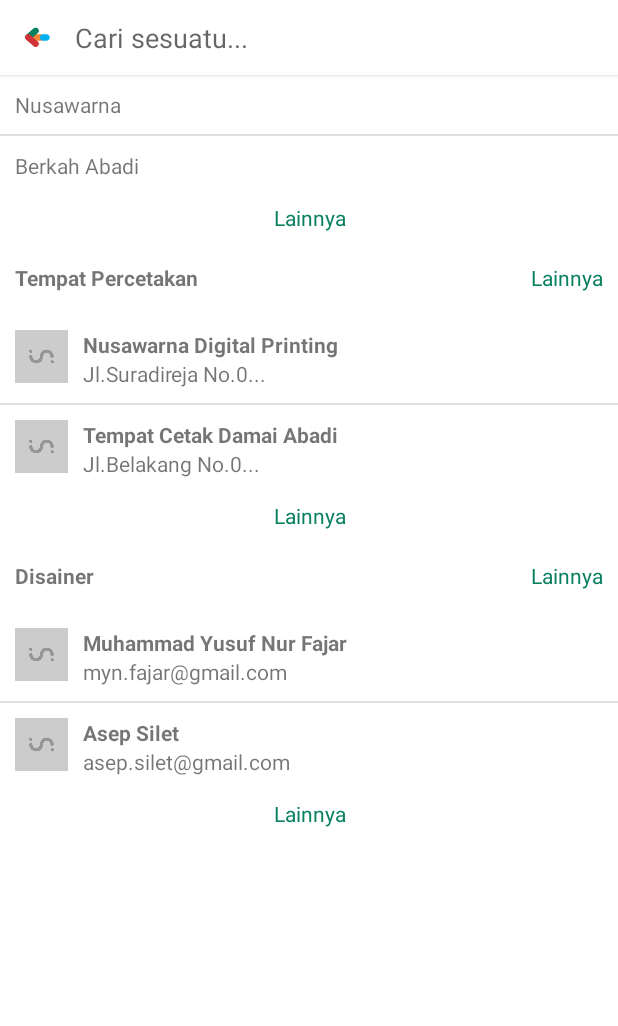
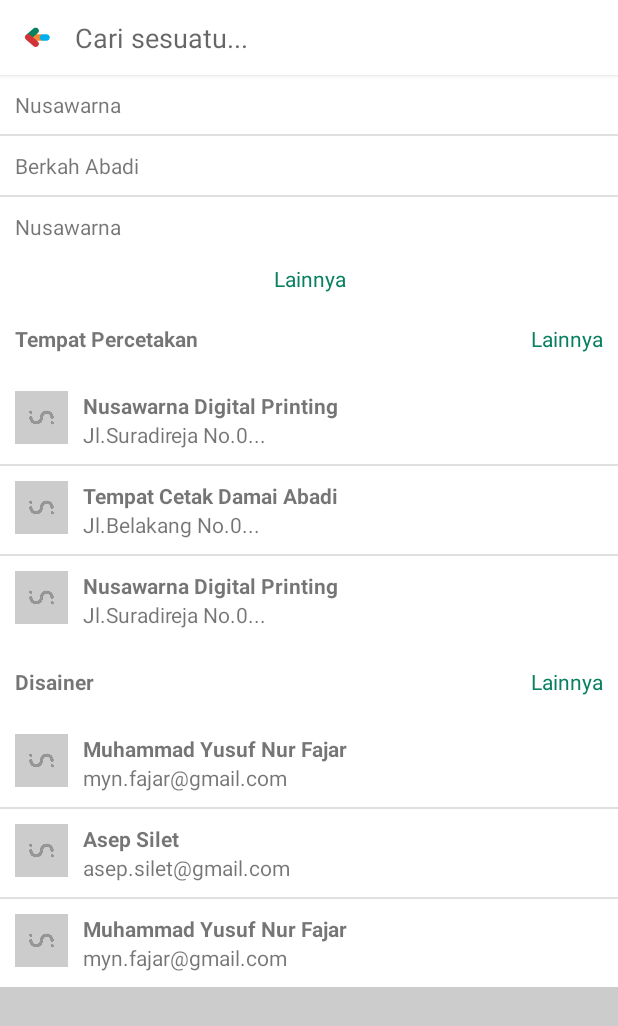
Before and after one commit to jar00t/Inharmonia, an Android app: the SearchActivity screen opened directly, with no data from a screen before it, on a phone screen of 412 x 824 dp. Shown: the top 1026 px of the screen. Run offline under Robolectric (Android 15) with nearby library versions, the phone set to English and light mode, and no system bars.

Commit message:
first commit

```diff
--- a/app/src/main/java/id/inharmonia/app/SearchActivity.java
+++ b/app/src/main/java/id/inharmonia/app/SearchActivity.java
@@ -5,10 +5,13 @@ import android.support.v7.app.AppCompatActivity;
 import android.text.Editable;
 import android.text.TextWatcher;
 import android.view.View;
+import android.view.ViewGroup;
 import android.widget.ArrayAdapter;
 import android.widget.EditText;
 import android.widget.ImageView;
+import android.widget.ListAdapter;
 import android.widget.ListView;
+import android.widget.TextView;
 
 import java.util.ArrayList;
 
@@ -20,6 +23,9 @@ public class SearchActivity extends AppCompatActivity {
     ListView mKeywordList;
     ListView mStoreList;
     ListView mDesignerList;
+    TextView mKeywordListMore;
+    TextView mStoreListMore;
+    TextView mDesignerListMore;
 
     @Override
     protected void onCreate(Bundle savedInstanceState) {
@@ -27,10 +33,6 @@ public class SearchActivity extends AppCompatActivity {
         setContentView(R.layout.activity_search);
 
         mBackButton = findViewById(R.id.ivBackButton);
-        mClearButton = findViewById(R.id.ivClearButton);
-        mSearchInput = findViewById(R.id.etSearchInput);
-        mKeywordList = (ListView) findViewById(R.id.lvKeywordList);
-
         mBackButton.setOnClickListener(new View.OnClickListener() {
             @Override
             public void onClick(View v) {
@@ -38,6 +40,7 @@ public class SearchActivity extends AppCompatActivity {
             }
         });
 
+        mSearchInput = findViewById(R.id.etSearchInput);
         mSearchInput.addTextChangedListener(new TextWatcher() {
             @Override
             public void beforeTextChanged(CharSequence s, int start, int count, int after) {
@@ -59,6 +62,7 @@ public class SearchActivity extends AppCompatActivity {
             }
         });
 
+        mClearButton = findViewById(R.id.ivClearButton);
         mClearButton.setOnClickListener(new View.OnClickListener() {
             @Override
             public void onClick(View v) {
@@ -66,35 +70,78 @@ public class SearchActivity extends AppCompatActivity {
             }
         });
 
-        String[] keywords = new String[] {
+        setList();
+    }
+
+    public void setList() {
+        String[] keywordList = new String[] {
                 "Nusawarna",
-                "Berkah Abadi"
+                "Berkah Abadi",
+                "Nusawarna"
+        };
+        String[] storeList = new String[] {
+                "in_blank_square/Nusawarna Digital Printing/Jl.Suradireja No.0...",
+                "in_blank_square/Tempat Cetak Damai Abadi/Jl.Belakang No.0...",
+                "in_blank_square/Nusawarna Digital Printing/Jl.Suradireja No.0..."
+        };
+        String[] designerList = new String[] {
+                "in_blank_square/Muhammad Yusuf Nur Fajar/myn.fajar@gmail.com",
+                "in_blank_square/Asep Silet/asep.silet@gmail.com",
+                "in_blank_square/Muhammad Yusuf Nur Fajar/myn.fajar@gmail.com"
         };
 
-        ArrayAdapter<String> adapter = new ArrayAdapter<String>(this, R.layout.lv_text_item_row, R.id.tvTitle, keywords);
+        if (keywordList.length != 0) { setKeywordList(keywordList); }
+        if (storeList.length != 0) { setStoreList(storeList); }
+        if (designerList.length != 0) { setDesignerList(designerList); }
+    }
+
+    public void setKeywordList(String[] mList) {
+        mKeywordList = findViewById(R.id.lvKeywordList);
+        ArrayAdapter<String> adapter = new ArrayAdapter<>(this, R.layout.lv_text_item_row, R.id.tvTitle, mList);
         mKeywordList.setAdapter(adapter);
-        mKeywordList.setScrollContainer(false);
+        setDynamicHeight(mKeywordList);
+    }
 
-        mStoreList = (ListView) findViewById(R.id.lvStoreList);
+    public void setStoreList(String[] mList) {
+        ArrayList<ImageTextSubList> nList = new ArrayList<>();
+        for(int i = 0; i< mList.length; i++){
+            String[] cList = mList[i].split("/");
+            nList.add(new ImageTextSubList(getResources().getIdentifier(cList[0],"drawable", getPackageName()), cList[1], cList[2]));
+        }
+        mStoreList = findViewById(R.id.lvStoreList);
+        ImageTextSubListAdapter mImageTextSubListAdapter = new ImageTextSubListAdapter(this, nList);
+        mStoreList.setAdapter(mImageTextSubListAdapter);
+        setDynamicHeight(mStoreList);
+    }
 
-        ArrayList<ImageTextSubList> mList = new ArrayList<>();
-        mList.add(new ImageTextSubList(R.drawable.in_blank_square, "Nusawarna Digital Printing" , "Jl.Suradireja No.0..."));
-        mList.add(new ImageTextSubList(R.drawable.in_blank_square, "Tempat Cetak Damai Abadi" , "Jl.Belakang No.0..."));
+    public void setDesignerList(String[] mList) {
+        ArrayList<ImageTextSubList> nList = new ArrayList<>();
+        for(int i = 0; i< mList.length; i++){
+            String[] cList = mList[i].split("/");
+            nList.add(new ImageTextSubList(getResources().getIdentifier(cList[0],"drawable", getPackageName()), cList[1], cList[2]));
+        }
+        mDesignerList = findViewById(R.id.lvDesignerList);
+        ImageTextSubListAdapter mDesignerListAdapter = new ImageTextSubListAdapter(this, nList);
+        mDesignerList.setAdapter(mDesignerListAdapter);
+        setDynamicHeight(mDesignerList);
+    }
 
-
-        ImageTextSubListAdapter mImageTextSubListAdapter = new ImageTextSubListAdapter(this, mList);
-        mStoreList.setAdapter(mImageTextSubListAdapter);
-        mStoreList.setScrollContainer(false);
-
-        mDesignerList = (ListView) findViewById(R.id.lvDesignerList);
-
-        ArrayList<ImageTextSubList> cDesignerList = new ArrayList<>();
-        cDesignerList.add(new ImageTextSubList(R.drawable.in_blank_square, "Muhammad Yusuf Nur Fajar" , "myn.fajar@gmail.com"));
-        cDesignerList.add(new ImageTextSubList(R.drawable.in_blank_square, "Asep Silet" , "asep.silet@gmail.com"));
-
-        ImageTextSubListAdapter mDesignerListAdapter = new ImageTextSubListAdapter(this, cDesignerList);
-        mDesignerList.setAdapter(mDesignerListAdapter);
-        mDesignerList.setScrollContainer(false);
+    public static void setDynamicHeight(ListView listView) {
+        ListAdapter adapter = listView.getAdapter();
+        if (adapter == null) {
+            return;
+        }
+        int height = 0;
+        int desiredWidth = View.MeasureSpec.makeMeasureSpec(listView.getWidth(), View.MeasureSpec.UNSPECIFIED);
+        for (int i = 0; i < adapter.getCount(); i++) {
+            View listItem = adapter.getView(i, null, listView);
+            listItem.measure(desiredWidth, View.MeasureSpec.UNSPECIFIED);
+            height += listItem.getMeasuredHeight();
+        }
+        ViewGroup.LayoutParams layoutParams = listView.getLayoutParams();
+        layoutParams.height = height + (listView.getDividerHeight() * (adapter.getCount() - 1));
+        listView.setLayoutParams(layoutParams);
+        listView.requestLayout();
     }
 
 }
--- a/app/src/main/res/layout/activity_search.xml
+++ b/app/src/main/res/layout/activity_search.xml
@@ -9,7 +9,7 @@
 
     <LinearLayout
         android:layout_width="match_parent"
-        android:layout_height="match_parent"
+        android:layout_height="wrap_content"
         android:background="@color/colorWhite"
         android:gravity="top"
         android:orientation="vertical">
@@ -47,6 +47,7 @@
                         android:layout_width="wrap_content"
                         android:layout_height="30dp"
                         android:gravity="center_vertical"
+                        android:inputType="text"
                         android:background="@color/colorWhite"
                         android:layout_marginStart="10dp"
                         android:hint="@string/cari_sesuatu"/>
@@ -66,6 +67,17 @@
 
         </android.support.v7.widget.CardView>
 
+        <ScrollView
+            android:layout_width="fill_parent"
+            android:layout_height="wrap_content"
+            android:fillViewport="true">
+
+            <LinearLayout
+                android:layout_width="match_parent"
+                android:layout_height="wrap_content"
+                android:orientation="vertical"
+                android:background="@color/colorWhite">
+
                 <ListView
                     android:id="@+id/lvKeywordList"
                     android:layout_height="wrap_content"
@@ -73,6 +85,7 @@
                     android:background="@color/colorWhite" />
 
                 <TextView
+                    android:id="@+id/tvKeywordListMore"
                     android:layout_width="match_parent"
                     android:layout_height="30dp"
                     android:gravity="center_vertical|center_horizontal"
@@ -80,6 +93,7 @@
                     android:text="@string/lainnya" />
 
                 <RelativeLayout
+                    android:id="@+id/rlListTitleStore"
                     android:layout_width="match_parent"
                     android:layout_height="wrap_content"
                     android:padding="10dp"
@@ -93,6 +107,7 @@
                         android:text="@string/tempat_percetakan" />
 
                     <TextView
+                        android:id="@+id/tvStoreListMore"
                         android:layout_width="wrap_content"
                         android:layout_height="30dp"
                         android:text="@string/lainnya"
@@ -108,14 +123,8 @@
                     android:layout_width="match_parent"
                     android:background="@color/colorWhite" />
 
-        <TextView
-            android:layout_width="match_parent"
-            android:layout_height="30dp"
-            android:gravity="center_vertical|center_horizontal"
-            android:textColor="@color/colorPrimary"
-            android:text="@string/lainnya" />
-
                 <RelativeLayout
+                    android:id="@+id/rlListTitleDesigner"
                     android:layout_width="match_parent"
                     android:layout_height="wrap_content"
                     android:padding="10dp"
@@ -129,6 +138,7 @@
                         android:text="@string/disainer" />
 
                     <TextView
+                        android:id="@+id/tvDesignerListMore"
                         android:layout_width="wrap_content"
                         android:layout_height="30dp"
                         android:text="@string/lainnya"
@@ -144,12 +154,9 @@
                     android:layout_width="match_parent"
                     android:background="@color/colorWhite" />
 
-        <TextView
-            android:layout_width="match_parent"
-            android:layout_height="30dp"
-            android:gravity="center_vertical|center_horizontal"
-            android:textColor="@color/colorPrimary"
-            android:text="@string/lainnya" />
+            </LinearLayout>
+
+        </ScrollView>
 
     </LinearLayout>
 
```
Also changed, not shown: 111 other files. Lines whose indentation alone changed are shown as unchanged.
